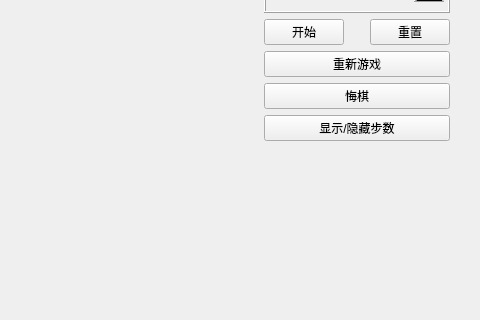
First picture: the form in ChessBoard.ui, repository XMuli/ChineseChess, before the edit; both pictures show x 676 to 1156 and y 131 to 451 of the 1156 by 940 pixel window.
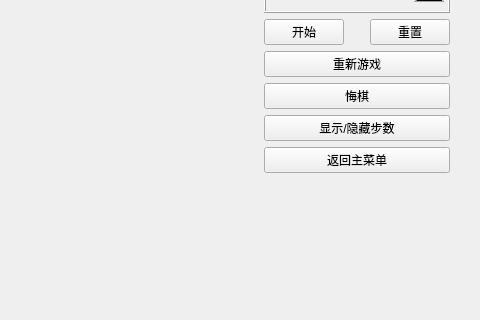
Second picture: the form after the edit. Icons and pictures are not drawn.

Commit message: feat: add toMenuButton for chooseMainWindow

The edit to the form file:
```diff
--- a/ChessBoard.ui
+++ b/ChessBoard.ui
@@ -164,6 +164,13 @@
          </property>
         </widget>
        </item>
+       <item>
+        <widget class="QPushButton" name="pushButton_toMenu">
+         <property name="text">
+          <string>返回主菜单</string>
+         </property>
+        </widget>
+       </item>
        <item>
         <spacer name="verticalSpacer">
          <property name="orientation">
```
The commit also changes 7 other files.
